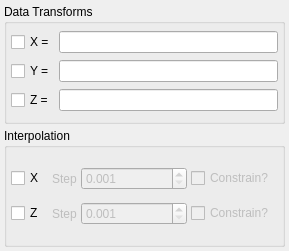
Qt form src/gui/transform.ui (trisyoungs/uchroma) before a commit.
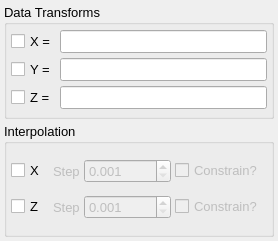
The same form after that commit. Icons and pictures are not drawn.

Commit message: Set correct general font size for several subwindows, and renamed some Close buttons to Cancel. Partial addition of ReferenceSetupDialog.

The edit to the form file:
```diff
--- a/src/gui/transform.ui
+++ b/src/gui/transform.ui
@@ -6,8 +6,8 @@
    <rect>
     <x>0</x>
     <y>0</y>
-    <width>289</width>
-    <height>251</height>
+    <width>278</width>
+    <height>241</height>
    </rect>
   </property>
   <property name="sizePolicy">
@@ -16,6 +16,11 @@
     <verstretch>0</verstretch>
    </sizepolicy>
   </property>
+  <property name="font">
+   <font>
+    <pointsize>10</pointsize>
+   </font>
+  </property>
   <property name="windowTitle">
    <string>Transform</string>
   </property>
```
The commit also changes 25 other files.
